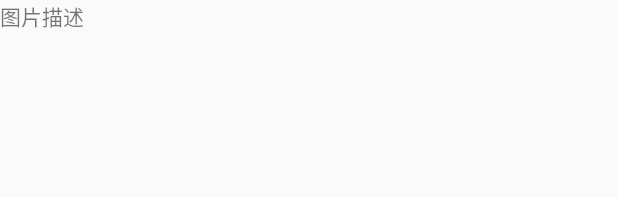
After one commit to weerjean/TestDemo, an Android app: the layout item_recyclerview.xml on its own in the app's theme, with its tools: preview values and no code run, on a phone screen of 412 x 824 dp. The commit adds this screen. Shown: the top 197 px of the screen. Run offline under Robolectric (Android 15) with nearby library versions, the phone set to English and light mode, and no system bars; network calls fail.

Commit message:
添加recyclerView

```diff
--- a/app/build.gradle
+++ b/app/build.gradle
@@ -27,4 +27,6 @@ dependencies {
     compile 'com.android.support:appcompat-v7:23.0.0'
     compile 'com.android.support:recyclerview-v7:23.0.0'
     compile project(':okhttp')
+    compile 'com.squareup.picasso:picasso:2.5.2'
+    compile 'com.google.code.gson:gson:2.7'
 }
--- a/app/src/main/AndroidManifest.xml
+++ b/app/src/main/AndroidManifest.xml
@@ -5,6 +5,7 @@
     <uses-permission android:name="android.permission.INTERNET"/>
 
     <application
+        android:name=".base.MyApplication"
         android:allowBackup="true"
         android:icon="@mipmap/ic_launcher"
         android:label="@string/app_name"
--- a/app/src/main/java/com/weerjean/testdemo/NoTitleBarActivity.java
+++ b/app/src/main/java/com/weerjean/testdemo/NoTitleBarActivity.java
@@ -5,6 +5,6 @@ import com.weerjean.testdemo.base.BaseActivity;
 /**
  * Created by weerjean on 2016/7/24.
  */
-public abstract class NoTitleBarActivity extends BaseActivity {
+public abstract class NoTitlebarActivity extends BaseActivity {
 
 }
--- /dev/null
+++ b/app/src/main/res/layout/item_recyclerview.xml
@@ -0,0 +1,17 @@
+<?xml version="1.0" encoding="utf-8"?>
+<LinearLayout xmlns:android="http://schemas.android.com/apk/res/android"
+              android:layout_width="match_parent"
+              android:layout_height="match_parent">
+
+    <ImageView
+        android:id="@+id/iv_recyclrviewitem"
+        android:layout_width="wrap_content"
+        android:layout_height="wrap_content"/>
+
+    <TextView
+        android:id="@+id/tv_recyclrviewitem"
+        android:layout_width="wrap_content"
+        android:layout_height="wrap_content"
+        android:text="图片描述"/>
+
+</LinearLayout>
```
Also changed, not shown: app/src/main/java/com/weerjean/testdemo/recyclerview/RecyclerViewActivity.java (+62 -4 lines), app/src/main/java/com/weerjean/testdemo/recyclerview/adapter/ItemData.java (added, +18 -0 lines), app/src/main/java/com/weerjean/testdemo/recyclerview/adapter/MyRecyclerViewAdapter.java (added, +61 -0 lines), app/src/main/res/layout/activity_recyclerview.xml (+11 -2 lines).
